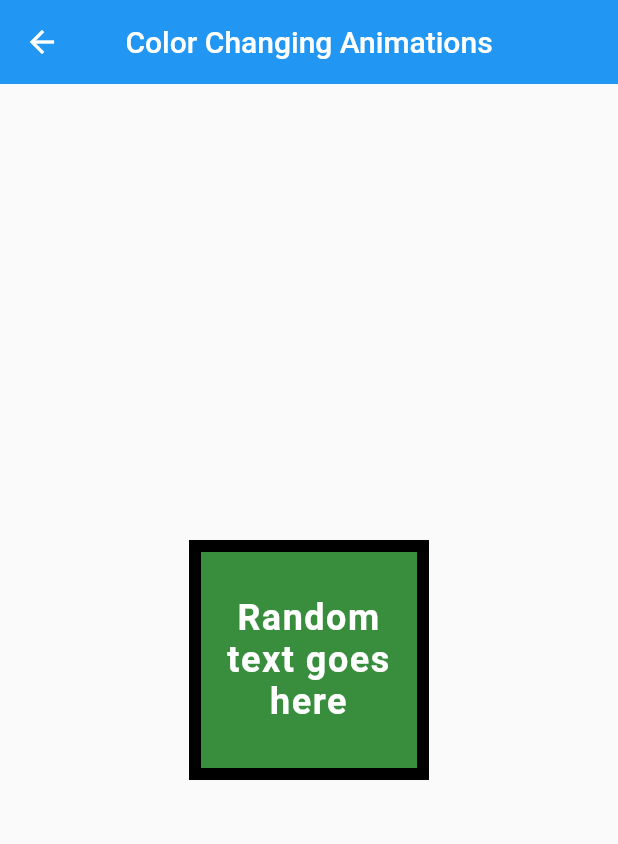
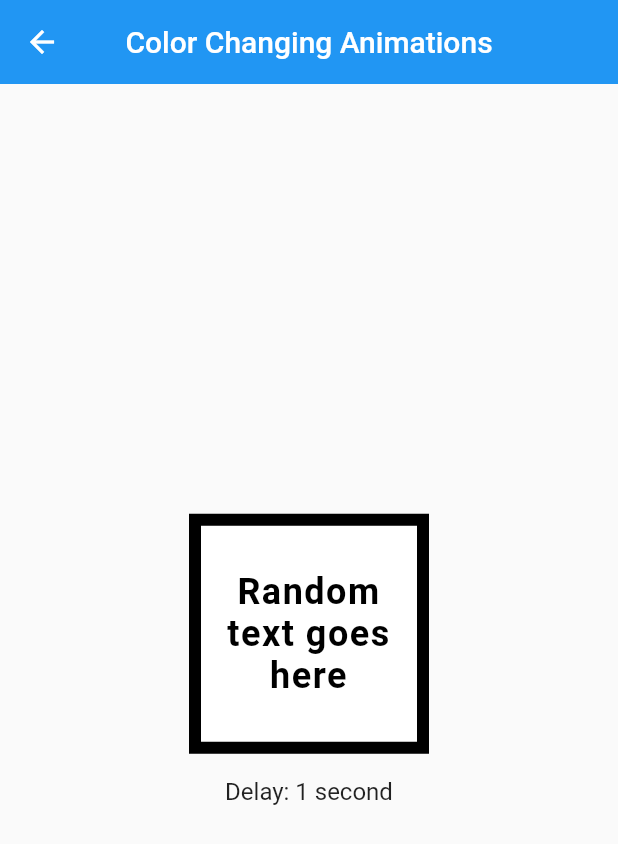
Before and after one commit to J-ManProjects/flutter_experimentation, a Flutter app: the ColorAnimations screen opened by its route, after a tap on "Random text goes here", on a phone screen of 412 x 824 dp. Shown: the top 844 px of the screen. Run offline on Flutter 3.47's test engine with Material 2 defaults, Android fonts, the phone set to English and light mode, and no system bars; missing offline and left inert: flutter_midi.

Commit message:
Colour changes at new durations at each press

```diff
--- a/lib/pages/color_animations.dart
+++ b/lib/pages/color_animations.dart
@@ -14,10 +14,12 @@ class _ColorAnimationsState extends State<ColorAnimations>
   late AnimationController controller;
   late Animation<Color>? boxColors;
   late Animation<Color>? textColors;
+  late int duration;
 
 
   @override
   void initState() {
+    duration = 0;
 
     // Initialise the controller.
     controller = AnimationController(
@@ -35,9 +37,9 @@ class _ColorAnimationsState extends State<ColorAnimations>
       end: Colors.black,
     ).animate(controller);
 
-
+    // Initialise the animation.
     controller.forward();
-    controller.duration = Duration(seconds: 2);
+    controller.duration = Duration(seconds: duration);
 
     // Add a status listener to the controller.
     controller.addStatusListener((status) {
@@ -58,7 +60,10 @@ class _ColorAnimationsState extends State<ColorAnimations>
         title: Text("Color Changing Animations"),
       ),
       body: Center(
-        child: Container(
+        child: Column(
+          mainAxisAlignment: MainAxisAlignment.center,
+          children: <Widget>[
+            Container(
               decoration: BoxDecoration(
                 border: Border.all(
                   width: 8,
@@ -87,6 +92,12 @@ class _ColorAnimationsState extends State<ColorAnimations>
                 onTap: () {
                   if (controller.isCompleted) {
                     setState(() {
+                      if (duration == 5) {
+                        duration = 1;
+                      } else {
+                        duration++;
+                      }
+                      controller.duration = Duration(seconds: duration);
                       controller.reset();
                       controller.forward();
                     });
@@ -94,6 +105,17 @@ class _ColorAnimationsState extends State<ColorAnimations>
                 },
               ),
             ),
+            Padding(
+              padding: const EdgeInsets.only(top: 16.0),
+              child: Text(
+                "Delay: $duration second${(duration == 1) ? "" : "s"}",
+                style: TextStyle(
+                  fontSize: 16,
+                ),
+              ),
+            ),
+          ],
+        ),
       ),
     );
   }
```
Lines whose indentation alone changed are shown as unchanged.
